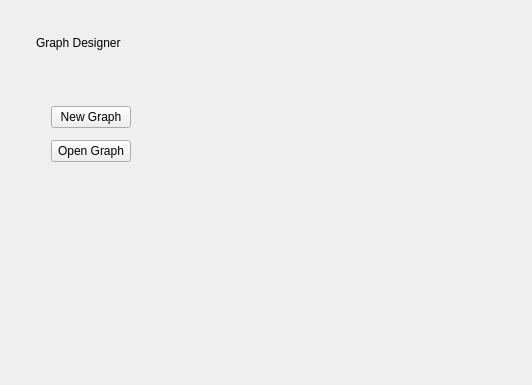
Above: src/gui/forms/graphdesignerpage.ui from evoplex/evoplex before the change. Below: the same form after it.
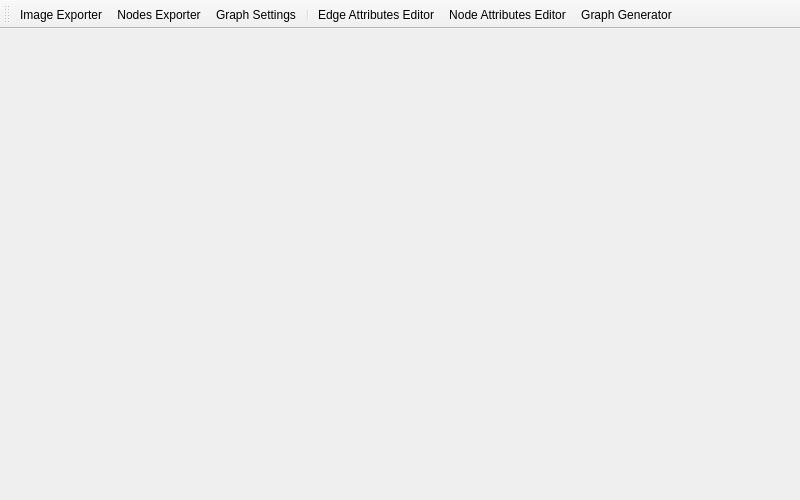
That is the form after the change. Icons and pictures are not drawn.

What changed in the file:
```diff
--- a/src/gui/forms/graphdesignerpage.ui
+++ b/src/gui/forms/graphdesignerpage.ui
@@ -1,121 +1,130 @@
 <?xml version="1.0" encoding="UTF-8"?>
 <ui version="4.0">
  <class>GraphDesignerPage</class>
- <widget class="QWidget" name="GraphDesignerPage">
+ <widget class="QMainWindow" name="GraphDesignerPage">
   <property name="geometry">
    <rect>
     <x>0</x>
     <y>0</y>
-    <width>517</width>
-    <height>385</height>
+    <width>800</width>
+    <height>500</height>
    </rect>
   </property>
   <property name="windowTitle">
    <string>Form</string>
   </property>
-  <layout class="QVBoxLayout" name="verticalLayout">
-   <item>
-    <layout class="QHBoxLayout" name="horizontalLayout">
-     <property name="leftMargin">
-      <number>25</number>
-     </property>
-     <property name="topMargin">
-      <number>25</number>
-     </property>
-     <property name="rightMargin">
-      <number>400</number>
-     </property>
-     <property name="bottomMargin">
-      <number>20</number>
-     </property>
-     <item>
-      <widget class="QLabel" name="labelGraphDesigner">
-       <property name="text">
-        <string>Graph Designer</string>
-       </property>
-      </widget>
-     </item>
-    </layout>
-   </item>
-   <item>
-    <layout class="QGridLayout" name="gridLayout_2">
-     <property name="leftMargin">
-      <number>30</number>
-     </property>
-     <property name="topMargin">
-      <number>20</number>
-     </property>
-     <property name="rightMargin">
-      <number>20</number>
-     </property>
-     <property name="bottomMargin">
-      <number>20</number>
-     </property>
-     <property name="verticalSpacing">
-      <number>10</number>
-     </property>
-     <item row="1" column="0">
-      <layout class="QVBoxLayout" name="verticalLayout_2">
-       <property name="spacing">
-        <number>12</number>
-       </property>
-       <property name="leftMargin">
-        <number>10</number>
-       </property>
-       <property name="topMargin">
-        <number>0</number>
-       </property>
-       <property name="rightMargin">
-        <number>20</number>
-       </property>
-       <item>
-        <widget class="QPushButton" name="bNewGraph">
-         <property name="text">
-          <string>New Graph</string>
-         </property>
-        </widget>
-       </item>
-       <item>
-        <widget class="QPushButton" name="bOpenGraph">
-         <property name="text">
-          <string>Open Graph</string>
-         </property>
-        </widget>
-       </item>
-       <item>
-        <spacer name="verticalSpacer_2">
-         <property name="orientation">
-          <enum>Qt::Vertical</enum>
-         </property>
-         <property name="sizeHint" stdset="0">
-          <size>
-           <width>20</width>
-           <height>40</height>
-          </size>
-         </property>
-        </spacer>
-       </item>
-      </layout>
-     </item>
-     <item row="0" column="1" rowspan="2">
-      <spacer name="horizontalSpacer_3">
-       <property name="orientation">
-        <enum>Qt::Horizontal</enum>
-       </property>
-       <property name="sizeType">
-        <enum>QSizePolicy::MinimumExpanding</enum>
-       </property>
-       <property name="sizeHint" stdset="0">
-        <size>
-         <width>246</width>
-         <height>20</height>
-        </size>
-       </property>
-      </spacer>
-     </item>
-    </layout>
-   </item>
-  </layout>
+  <property name="iconSize">
+   <size>
+    <width>24</width>
+    <height>24</height>
+   </size>
+  </property>
+  <widget class="QWidget" name="centralwidget"/>
+  <widget class="QToolBar" name="toolbar">
+   <property name="sizePolicy">
+    <sizepolicy hsizetype="Preferred" vsizetype="Fixed">
+     <horstretch>0</horstretch>
+     <verstretch>0</verstretch>
+    </sizepolicy>
+   </property>
+   <property name="focusPolicy">
+    <enum>Qt::ClickFocus</enum>
+   </property>
+   <property name="windowTitle">
+    <string>toolBar</string>
+   </property>
+   <property name="orientation">
+    <enum>Qt::Horizontal</enum>
+   </property>
+   <property name="toolButtonStyle">
+    <enum>Qt::ToolButtonIconOnly</enum>
+   </property>
+   <attribute name="toolBarArea">
+    <enum>TopToolBarArea</enum>
+   </attribute>
+   <attribute name="toolBarBreak">
+    <bool>false</bool>
+   </attribute>
+   <addaction name="acImageExporter"/>
+   <addaction name="acNodes_Exporter"/>
+   <addaction name="acGraphSettings"/>
+   <addaction name="separator"/>
+   <addaction name="acEdgeAttrs"/>
+   <addaction name="acNodeAttrs"/>
+   <addaction name="acGraphGen"/>
+  </widget>
+  <action name="acImageExporter">
+   <property name="icon">
+    <iconset resource="../res/guiRes.qrc">
+     <normaloff>:/icons/material/material-icons/image/png/ic_photo_camera_white_24dp.png</normaloff>:/icons/material/material-icons/image/png/ic_photo_camera_white_24dp.png</iconset>
+   </property>
+   <property name="text">
+    <string> Image Exporter</string>
+   </property>
+   <property name="toolTip">
+    <string>Image Exporter</string>
+   </property>
+  </action>
+  <action name="acNodes_Exporter">
+   <property name="icon">
+    <iconset resource="../res/guiRes.qrc">
+     <normaloff>:/icons/material/material-icons/editor/png/baseline_table_chart_white_24dp.png</normaloff>:/icons/material/material-icons/editor/png/baseline_table_chart_white_24dp.png</iconset>
+   </property>
+   <property name="text">
+    <string>Nodes Exporter</string>
+   </property>
+   <property name="toolTip">
+    <string>Nodes Exporter</string>
+   </property>
+  </action>
+  <action name="acGraphSettings">
+   <property name="icon">
+    <iconset resource="../res/guiRes.qrc">
+     <normaloff>:/icons/material/settings_white_24</normaloff>:/icons/material/settings_white_24</iconset>
+   </property>
+   <property name="text">
+    <string>Graph Settings</string>
+   </property>
+   <property name="toolTip">
+    <string>Graph Settings</string>
+   </property>
+  </action>
+  <action name="acEdgeAttrs">
+   <property name="icon">
+    <iconset resource="../res/guiRes.qrc">
+     <normaloff>:/icons/material/material-icons/toggle/svg/ic_radio_button_unchecked_24px.svg</normaloff>:/icons/material/material-icons/toggle/svg/ic_radio_button_unchecked_24px.svg</iconset>
+   </property>
+   <property name="text">
+    <string>Edge Attributes Editor</string>
+   </property>
+   <property name="toolTip">
+    <string>Edge Attributes Editor</string>
+   </property>
+  </action>
+  <action name="acNodeAttrs">
+   <property name="icon">
+    <iconset resource="../res/guiRes.qrc">
+     <normaloff>:/icons/material/material-icons/toggle/svg/ic_radio_button_unchecked_24px.svg</normaloff>:/icons/material/material-icons/toggle/svg/ic_radio_button_unchecked_24px.svg</iconset>
+   </property>
+   <property name="text">
+    <string>Node Attributes Editor</string>
+   </property>
+   <property name="toolTip">
+    <string>Node Attributes Editor</string>
+   </property>
+  </action>
+  <action name="acGraphGen">
+   <property name="icon">
+    <iconset resource="../res/guiRes.qrc">
+     <normaloff>:/icons/material/material-icons/toggle/svg/ic_radio_button_unchecked_24px.svg</normaloff>:/icons/material/material-icons/toggle/svg/ic_radio_button_unchecked_24px.svg</iconset>
+   </property>
+   <property name="text">
+    <string>Graph Generator</string>
+   </property>
+   <property name="toolTip">
+    <string>Graph Generator</string>
+   </property>
+  </action>
  </widget>
  <resources/>
  <connections/>
```
Left out of the diff: 9 changed lines with no effect on the pictures.
